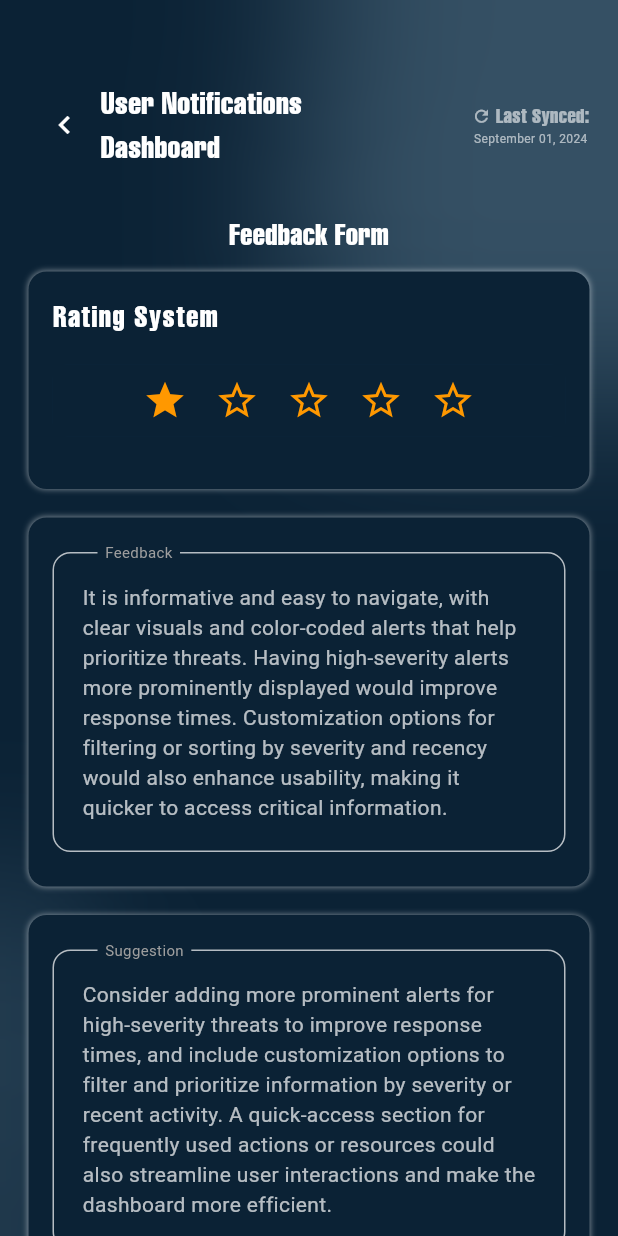
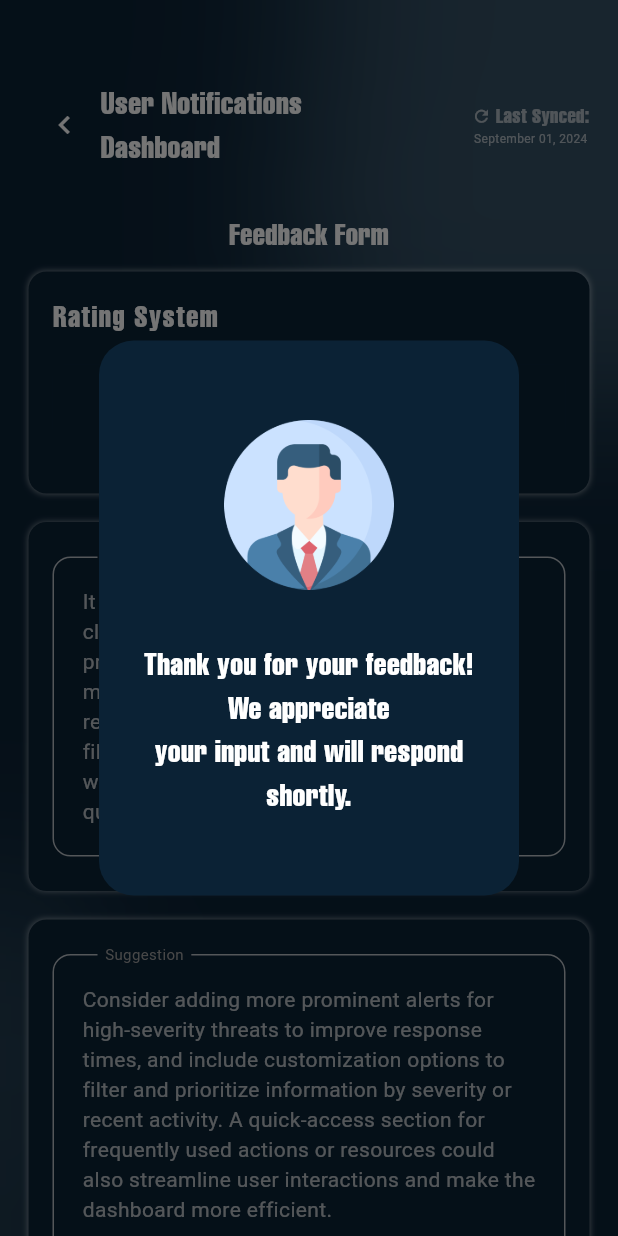
Before and after one commit to Prabhneet-Web/xorbx, a Flutter app: the UserNotificationDashboardScreen screen opened by its route, after a tap on the "star outline" icon, on a phone screen of 412 x 824 dp. Run offline on Flutter 3.47's test engine with Material 3 defaults, Android fonts, the phone set to English and light mode, and no system bars; our stand-ins replace cached_network_image, fl_chart, flutter_cache_manager, flutter_map, flutter_svg, get and 2 more; missing offline and left inert: flutter_pdfview; Roboto replaces fonts that are missing (Lufga).

Commit message:
thank you popup screen complete

```diff
--- a/lib/constants/image_constants.dart
+++ b/lib/constants/image_constants.dart
@@ -5,4 +5,5 @@ class ImageConstants {
   static String apple = 'assets/images/apple.png';
   static String bgImage = 'assets/images/bg_image.png';
   static String person = 'assets/images/person.png';
+  static String thankYouPerson = 'assets/images/thank_you_person.png';
 }
--- a/lib/main.dart
+++ b/lib/main.dart
@@ -16,7 +16,7 @@ class App extends StatelessWidget {
     return GetMaterialApp(
       debugShowCheckedModeBanner: false,
       theme: AppTheme.theme,
-      initialRoute: AppRoutes.dashboardScreen,
+      initialRoute: AppRoutes.signInScreen,
       getPages: AppRoutes.pages,
       defaultTransition: Transition.fade,
       initialBinding: AppBinding(),
--- a/lib/presentation/dashboard_screen/screen/user_notification_dashboard_screen/screen/user_notification_dashboard_screen.dart
+++ b/lib/presentation/dashboard_screen/screen/user_notification_dashboard_screen/screen/user_notification_dashboard_screen.dart
@@ -84,7 +84,7 @@ class UserNotificationDashboardScreen
                   const MessageCard(
                     hintText: 'Issues',
                     content:
-                        " I’ve found it challenging to quickly locate critical, high-severity alerts, as they’re sometimes mixed in with lower-priority notifications. Navigating to specific threat details could be more streamlined, and filtering options are limited, making it hard to focus on particular types of alerts. Additionally, certain sections, like the alert history, can be slow to load, which disrupts workflow when monitoring for recent activity.",
+                        "I've found it challenging to quickly locate critical, high-severity alerts, as they’re sometimes mixed in with lower-priority notifications. Navigating to specific threat details could be more streamlined, and filtering options are limited, making it hard to focus on particular types of alerts. Additionally, certain sections, like the alert history, can be slow to load, which disrupts workflow when monitoring for recent activity.",
                   ),
                   SizedBox(height: scale.getScaledHeight(16)),
                   _customizeFeedback(),
--- a/lib/presentation/dashboard_screen/screen/user_notification_dashboard_screen/widgets/rating_system.dart
+++ b/lib/presentation/dashboard_screen/screen/user_notification_dashboard_screen/widgets/rating_system.dart
@@ -1,13 +1,19 @@
 import 'package:flutter/material.dart';
 import 'package:get/get.dart';
+import 'package:xorbx/constants/app_style.dart';
 import 'package:xorbx/constants/color_constants.dart';
+import 'package:xorbx/constants/image_constants.dart';
 import 'package:xorbx/presentation/dashboard_screen/screen/user_notification_dashboard_screen/controller/user_notification_dashboard_controller.dart';
+import 'package:xorbx/utils/scaling_utility.dart';
+import 'package:xorbx/widgets/common_network_image.dart';
 
 class RatingSystem extends GetWidget<UserNotificationDashboardController> {
   const RatingSystem({super.key});
 
   @override
   Widget build(BuildContext context) {
+    var scale = Get.find<ScalingUtility>()..setCurrentDeviceSize(context);
+
     return Container(
       color: ColorConstant.color1,
       child: Row(
@@ -16,14 +22,52 @@ class RatingSystem extends GetWidget<UserNotificationDashboardController> {
           5,
           (index) {
             return IconButton(
-              onPressed: () => controller.updateRating(index + 1),
+              onPressed: () {
+                controller.updateRating(index + 1);
+                showDialog(
+                  context: context,
+                  builder: (BuildContext context) {
+                    return Dialog(
+                      backgroundColor: ColorConstant.color1,
+                      shape: RoundedRectangleBorder(
+                        borderRadius: BorderRadius.circular(
+                          scale.getScaledHeight(20),
+                        ),
+                      ),
+                      child: Padding(
+                        padding: EdgeInsets.all(
+                          scale.getScaledHeight(26),
+                        ),
+                        child: Column(
+                          mainAxisSize: MainAxisSize.min,
+                          children: [
+                            SizedBox(height: scale.getScaledHeight(20)),
+                            CommonNetworkImageView(
+                              url: ImageConstants.thankYouPerson,
+                              height: scale.getScaledHeight(98),
+                              width: scale.getScaledHeight(98),
+                            ),
+                            SizedBox(height: scale.getScaledHeight(30)),
+                            Text(
+                              'Thank you for your feedback!\nWe appreciate\nyour input and will respond\nshortly.',
+                              style: AppStyle.style2,
+                              textAlign: TextAlign.center,
+                            ),
+                            SizedBox(height: scale.getScaledHeight(20)),
+                          ],
+                        ),
+                      ),
+                    );
+                  },
+                );
+              },
               icon: Obx(
                 () => Icon(
                   index < controller.selectedRating.value
                       ? Icons.star
                       : Icons.star_outline,
                   color: Colors.orange,
-                  size: 30,
+                  size: scale.getScaledHeight(30),
                 ),
               ),
             );
```
Also changed, not shown: assets/images/thank_you_person.png (added).
